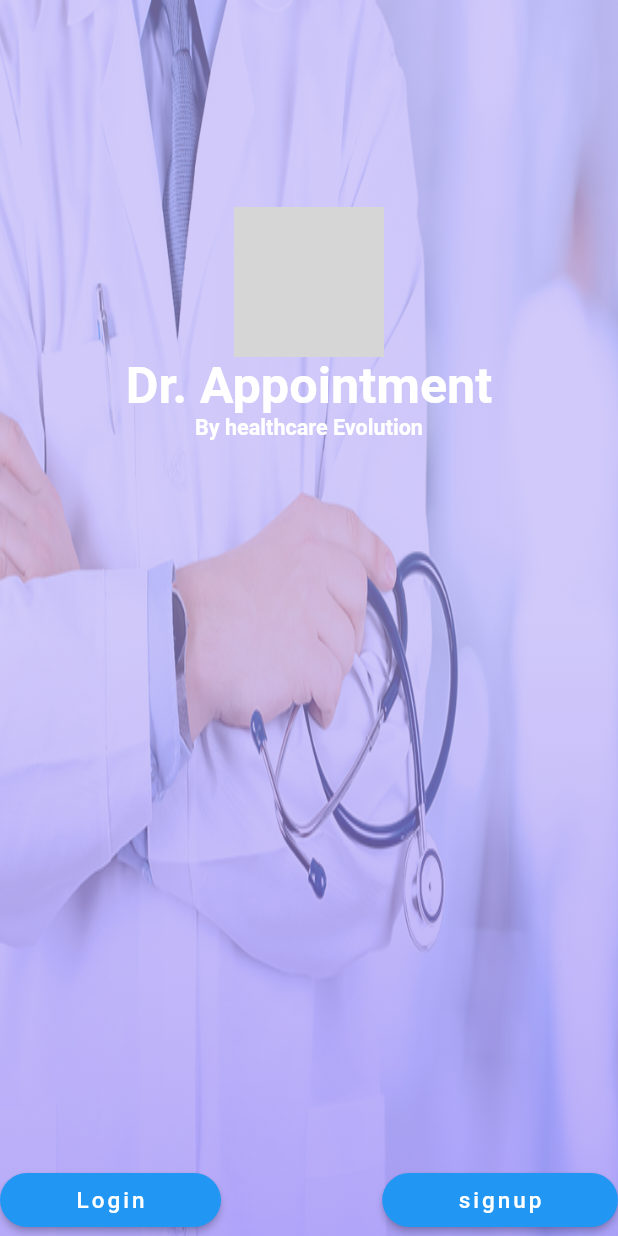
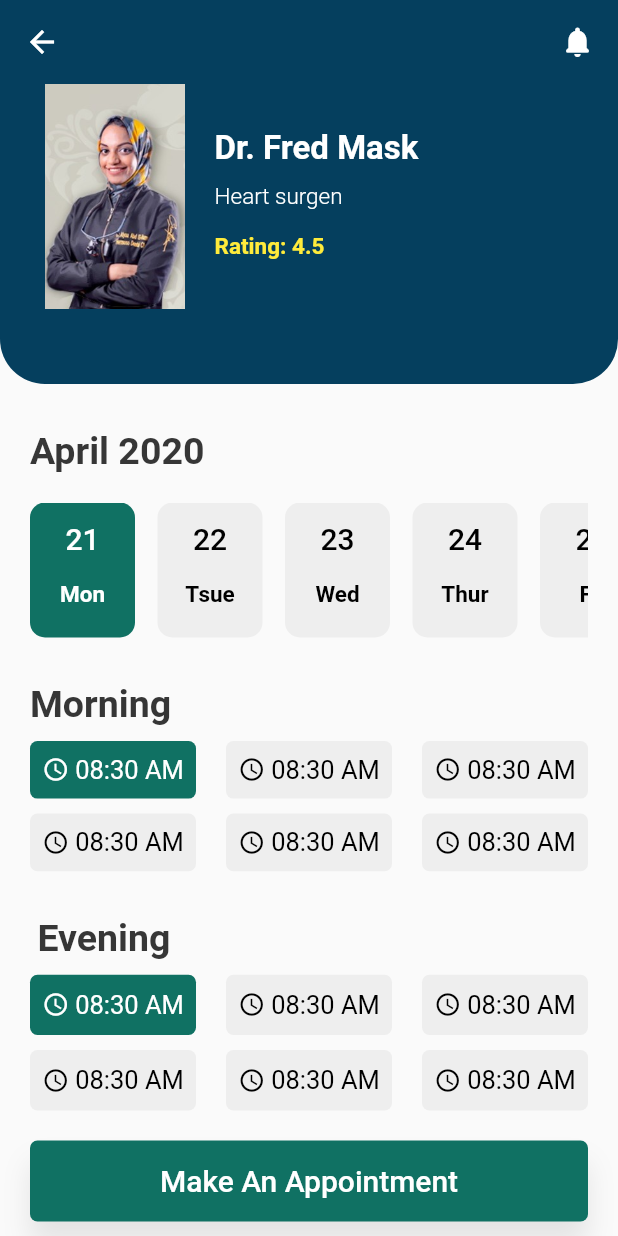
Before and after one commit to NadaMarmouch/DoctorAppointment, a Flutter app: the screen it shows after launch, on a phone screen of 412 x 824 dp. Run offline on Flutter 3.47's test engine with Material 2 defaults, Android fonts, the phone set to English and light mode, and no system bars; grey boxes are pictures that could not be loaded.

Commit message:
doctor profile

```diff
--- a/DoctorAppointment/lib/main.dart
+++ b/DoctorAppointment/lib/main.dart
@@ -5,18 +5,21 @@ import 'screens/home_page.dart';
 import 'screens/doctor_details.dart';
 import 'screens/login.dart';
 import 'screens/editprofile.dart';
+import 'screens/profile.dart';
 import 'screens/first_screen.dart';
+import 'screens/doctor_profile.dart';
 
 void main() {
   runApp(MaterialApp(
     title: 'Doctor Appointment',
     routes: {
-      '/': (context) => firstscreen(),
-      '/signup': (context) => SignupPage(),
-      '/login': (context) => LoginPage(),
-      '/home': (context) => HomePage(),
-      '/details': (context) => DoctorDetailPage(),
-      '/editprofile': (context) => EditProfileUI(),
+      // '/': (context) => firstscreen(),
+      // '/signup': (context) => SignupPage(),
+      // '/login': (context) => LoginPage(),
+      // '/home': (context) => HomePage(),
+      // '/details': (context) => DoctorDetailPage(),
+      // '/editprofile': (context) => EditProfileUI(),
+      '/': (context) => DoctorProfilePage(),
     },
   ));
 }
--- /dev/null
+++ b/DoctorAppointment/lib/screens/doctor_profile.dart
@@ -0,0 +1,235 @@
+import 'dart:ui';
+import 'package:flutter/material.dart';
+import 'package:doctor_appointment/widget/Doctor_dates.dart';
+import 'package:doctor_appointment/widget/Doctor_Timing.dart';
+import 'package:flutter/material.dart';
+import 'package:flutter/rendering.dart';
+
+class DoctorProfilePage extends StatefulWidget {
+  @override
+  State<StatefulWidget> createState() => _DoctorProfileState();
+}
+
+class _DoctorProfileState extends State<DoctorProfilePage> {
+  @override
+  Widget build(BuildContext context) {
+    return initWidget(context);
+  }
+
+  Widget initWidget(BuildContext context) {
+    return Scaffold(
+      appBar: AppBar(
+        elevation: 0.0,
+        backgroundColor: Color(0xff053F5E),
+        centerTitle: true,
+        leading: GestureDetector(
+          onTap: () {
+            Navigator.pop(context);
+          },
+          child: Icon(
+            Icons.arrow_back,
+            color: Colors.white,
+          ),
+        ),
+        actions: [
+          GestureDetector(
+            child: Container(
+              margin: EdgeInsets.only(right: 15),
+              child: Icon(
+                Icons.notifications_rounded,
+                color: Colors.white,
+              ),
+            ),
+          ),
+        ],
+      ),
+      body: SingleChildScrollView(
+        child: Column(
+          crossAxisAlignment: CrossAxisAlignment.start,
+          children: [
+            Container(
+              height: 200,
+              decoration: BoxDecoration(
+                  color: Color(0xff053F5E),
+                  borderRadius: BorderRadius.only(
+                      bottomLeft: Radius.circular(30),
+                      bottomRight: Radius.circular(30))),
+              child: Container(
+                margin: EdgeInsets.only(left: 30, bottom: 30),
+                child: Row(
+                  children: [
+                    Container(
+                      margin: EdgeInsets.only(bottom: 20),
+                      child: Image.asset(
+                        "assets/doctor.jpg",
+                      ),
+                    ),
+                    Container(
+                      margin: EdgeInsets.only(left: 20),
+                      child: Column(
+                        mainAxisAlignment: MainAxisAlignment.start,
+                        crossAxisAlignment: CrossAxisAlignment.start,
+                        children: [
+                          Container(
+                            margin: EdgeInsets.only(top: 30),
+                            child: Text(
+                              'Dr. Fred Mask',
+                              style: TextStyle(
+                                color: Colors.white,
+                                fontSize: 22,
+                                fontFamily: 'Roboto',
+                                fontWeight: FontWeight.w700,
+                              ),
+                            ),
+                          ),
+                          Container(
+                            margin: EdgeInsets.only(top: 10),
+                            child: Text(
+                              'Heart surgen',
+                              style: TextStyle(
+                                color: Colors.white,
+                                fontSize: 15,
+                                fontFamily: 'Roboto',
+                                fontWeight: FontWeight.w300,
+                              ),
+                            ),
+                          ),
+                          Container(
+                            margin: EdgeInsets.only(top: 15),
+                            child: Text(
+                              'Rating: 4.5',
+                              style: TextStyle(
+                                color: Colors.yellow,
+                                fontSize: 15,
+                                fontFamily: 'Roboto',
+                                fontWeight: FontWeight.bold,
+                              ),
+                            ),
+                          ),
+                        ],
+                      ),
+                    )
+                  ],
+                ),
+              ),
+            ),
+            Container(
+              margin: EdgeInsets.only(left: 20, top: 30),
+              child: Text(
+                'April 2020',
+                style: TextStyle(
+                  color: Color(0xff363636),
+                  fontSize: 25,
+                  fontFamily: 'Roboto',
+                  fontWeight: FontWeight.w700,
+                ),
+              ),
+            ),
+            Container(
+              margin: EdgeInsets.only(left: 20, top: 20, right: 20),
+              height: 90,
+              child: ListView(
+                scrollDirection: Axis.horizontal,
+                children: [
+                  demoDates("Mon", "21", true),
+                  demoDates("Tsue", "22", false),
+                  demoDates("Wed", "23", false),
+                  demoDates("Thur", "24", false),
+                  demoDates("Fri", "25", false),
+                  demoDates("Sat", "26", false),
+                  demoDates("Sun", "27", false),
+                  demoDates("Mon", "28", false),
+                ],
+              ),
+            ),
+            Container(
+              margin: EdgeInsets.only(left: 20, top: 30),
+              child: Text(
+                'Morning',
+                style: TextStyle(
+                  color: Color(0xff363636),
+                  fontSize: 25,
+                  fontFamily: 'Roboto',
+                  fontWeight: FontWeight.w700,
+                ),
+              ),
+            ),
+            Container(
+              margin: EdgeInsets.only(right: 20),
+              child: GridView.count(
+                shrinkWrap: true,
+                crossAxisCount: 3,
+                physics: NeverScrollableScrollPhysics(),
+                childAspectRatio: 2.7,
+                children: [
+                  doctorTimingsData("08:30 AM", true),
+                  doctorTimingsData("08:30 AM", false),
+                  doctorTimingsData("08:30 AM", false),
+                  doctorTimingsData("08:30 AM", false),
+                  doctorTimingsData("08:30 AM", false),
+                  doctorTimingsData("08:30 AM", false),
+                ],
+              ),
+            ),
+            Container(
+              margin: EdgeInsets.only(left: 25, top: 30),
+              child: Text(
+                'Evening',
+                style: TextStyle(
+                  color: Color(0xff363636),
+                  fontSize: 25,
+                  fontFamily: 'Roboto',
+                  fontWeight: FontWeight.w700,
+                ),
+              ),
+            ),
+            Container(
+              margin: EdgeInsets.only(right: 20),
+              child: GridView.count(
+                shrinkWrap: true,
+                crossAxisCount: 3,
+                physics: NeverScrollableScrollPhysics(),
+                childAspectRatio: 2.6,
+                children: [
+                  doctorTimingsData("08:30 AM", true),
+                  doctorTimingsData("08:30 AM", false),
+                  doctorTimingsData("08:30 AM", false),
+                  doctorTimingsData("08:30 AM", false),
+                  doctorTimingsData("08:30 AM", false),
+                  doctorTimingsData("08:30 AM", false),
+                ],
+              ),
+            ),
+            Container(
+              alignment: Alignment.center,
+              width: MediaQuery.of(context).size.width,
+              height: 54,
+              margin: EdgeInsets.all(20),
+              decoration: BoxDecoration(
+                color: Color(0xff107163),
+                borderRadius: BorderRadius.circular(5),
+                boxShadow: [
+                  BoxShadow(
+                    color: Color(0x17000000),
+                    offset: Offset(0, 15),
+                    blurRadius: 15,
+                    spreadRadius: 0,
+                  ),
+                ],
+              ),
+              child: Text(
+                'Make An Appointment',
+                style: TextStyle(
+                  color: Colors.white,
+                  fontSize: 20,
+                  fontFamily: 'Roboto',
+                  fontWeight: FontWeight.w500,
+                ),
+              ),
+            ),
+          ],
+        ),
+      ),
+    );
+  }
+}
--- /dev/null
+++ b/DoctorAppointment/lib/screens/profile.dart
@@ -0,0 +1,151 @@
+import 'package:flutter/material.dart';
+//import 'package:getwidget/getwidget.dart';
+import 'package:doctor_appointment/widget/category.dart';
+
+class MyApp extends StatelessWidget {
+  const MyApp({Key? key}) : super(key: key);
+
+  // This widget is the root of your application.
+  @override
+  Widget build(BuildContext context) {
+    return Scaffold(
+      body: ProfileUI(),
+    );
+  }
+}
+
+class ProfileUI extends StatefulWidget {
+  ProfileUI({Key? key}) : super(key: key);
+
+  @override
+  _ProfileUIState createState() => _ProfileUIState();
+}
+
+class _ProfileUIState extends State<ProfileUI> {
+  bool isObscurePassword = true;
+  double _rating = 3;
+  @override
+  Widget build(BuildContext context) {
+    return Scaffold(
+        drawer: Drawer(
+          child: ListView(
+            padding: EdgeInsets.zero,
+            children: [
+              const DrawerHeader(
+                decoration: BoxDecoration(
+                  color: Colors.blue,
+                ),
+                child: Text('User Name'),
+              ),
+              ListTile(
+                title: const Text('Home page'),
+                onTap: () {
+                  Navigator.pop(context);
+                  Navigator.popAndPushNamed(context, '/homepage');
+                },
+              ),
+              ListTile(
+                title: const Text('Edit Profile'),
+                onTap: () {
+                  Navigator.pushNamed(context, '/editprofile');
+                },
+              ),
+              ListTile(
+                title: const Text('Rate'),
+                onTap: () {
+                  Navigator.pop(context);
+                },
+              ),
+              ListTile(
+                title: const Text('Logout'),
+                onTap: () {
+                  Navigator.pop(context);
+                },
+              ),
+            ],
+          ),
+        ),
+        appBar: AppBar(
+          title: Text('Doctor profile'),
+        ),
+        body: Container(
+            padding: EdgeInsets.only(left: 15, top: 20, right: 15),
+            child: GestureDetector(
+              onTap: () {
+                FocusScope.of(context).unfocus();
+              },
+              child: ListView(
+                children: [
+                  Center(
+                      child: Stack(
+                    children: [
+                      Container(
+                        width: 130,
+                        height: 130,
+                        decoration: BoxDecoration(
+                            border: Border.all(width: 4, color: Colors.white),
+                            boxShadow: [
+                              BoxShadow(
+                                spreadRadius: 2,
+                                blurRadius: 10,
+                                color: Colors.black.withOpacity(0.1),
+                              )
+                            ],
+                            shape: BoxShape.circle,
+                            image: DecorationImage(
+                              fit: BoxFit.cover,
+                              image: AssetImage('assets/Profile.png'),
+                            )),
+                      ),
+                    ],
+                  )),
+                  SizedBox(height: 30),
+                  buildTextField("Full Name", "Philip George", false),
+                  buildTextField(
+                      "Email", "mariam1806559@miuegypt.edu.eg", false),
+                  buildTextField("Doctor's Specialization", "Dentist", false),
+                  buildTextField("Clinic - Address", "NasrStreet", false),
+                  buildTextField("About", "Ain Shams university", false),
+                  SizedBox(height: 30),
+                  category("img", "name", "drCount")
+                  // GFRating(
+                  //   value: _rating,
+                  //   onChanged: (value) {
+                  //     setState(() {
+                  //       //_rating = value;
+                  //     });
+                  //   },
+                  // ),
+                ],
+              ),
+            )));
+  }
+
+  Widget buildTextField(
+      String labelText, String placeholder, bool isPasswordTextField) {
+    return Padding(
+      padding: EdgeInsets.only(bottom: 30),
+      child: TextField(
+        enabled: false,
+        obscureText: isPasswordTextField ? isObscurePassword : false,
+        decoration: InputDecoration(
+            suffixIcon: isPasswordTextField
+                ? IconButton(
+                    icon: Icon(Icons.remove_red_eye, color: Colors.grey),
+                    onPressed: () {
+                      setState(() {
+                        isObscurePassword = !isObscurePassword;
+                      });
+                    },
+                  )
+                : null,
+            contentPadding: EdgeInsets.only(bottom: 5),
+            labelText: labelText,
+            floatingLabelBehavior: FloatingLabelBehavior.always,
+            hintText: placeholder,
+            hintStyle: TextStyle(
+                fontSize: 16, fontWeight: FontWeight.bold, color: Colors.grey)),
+      ),
+    );
+  }
+}
--- /dev/null
+++ b/DoctorAppointment/lib/widget/Doctor_Timing.dart
@@ -0,0 +1,74 @@
+import 'package:flutter/material.dart';
+
+class doctorTimingsData extends StatelessWidget {
+  String time;
+  bool isSelected;
+  doctorTimingsData(this.time, this.isSelected);
+  Widget build(BuildContext context) {
+    return isSelected
+        ? Container(
+            margin: EdgeInsets.only(left: 20, top: 10),
+            decoration: BoxDecoration(
+              color: Color(0xff107163),
+              borderRadius: BorderRadius.circular(5),
+            ),
+            child: Row(
+              mainAxisAlignment: MainAxisAlignment.center,
+              crossAxisAlignment: CrossAxisAlignment.center,
+              children: [
+                Container(
+                  margin: EdgeInsets.only(right: 2),
+                  child: Icon(
+                    Icons.access_time,
+                    color: Colors.white,
+                    size: 18,
+                  ),
+                ),
+                Container(
+                  margin: EdgeInsets.only(left: 2),
+                  child: Text(
+                    '08:30 AM',
+                    style: TextStyle(
+                      color: Colors.white,
+                      fontSize: 17,
+                      fontFamily: 'Roboto',
+                    ),
+                  ),
+                ),
+              ],
+            ),
+          )
+        : Container(
+            margin: EdgeInsets.only(left: 20, top: 10),
+            decoration: BoxDecoration(
+              color: Color(0xffEEEEEE),
+              borderRadius: BorderRadius.circular(5),
+            ),
+            child: Row(
+              mainAxisAlignment: MainAxisAlignment.center,
+              crossAxisAlignment: CrossAxisAlignment.center,
+              children: [
+                Container(
+                  margin: EdgeInsets.only(right: 2),
+                  child: Icon(
+                    Icons.access_time,
+                    color: Colors.black,
+                    size: 18,
+                  ),
+                ),
+                Container(
+                  margin: EdgeInsets.only(left: 2),
+                  child: Text(
+                    '08:30 AM',
+                    style: TextStyle(
+                      color: Colors.black,
+                      fontSize: 17,
+                      fontFamily: 'Roboto',
+                    ),
+                  ),
+                ),
+              ],
+            ),
+          );
+  }
+}
--- /dev/null
+++ b/DoctorAppointment/lib/widget/Doctor_dates.dart
@@ -0,0 +1,83 @@
+import 'package:flutter/material.dart';
+
+class demoDates extends StatelessWidget {
+  String day;
+  String date;
+  bool isSelected;
+  demoDates(this.date, this.day, this.isSelected);
+  Widget build(BuildContext context) {
+    return isSelected
+        ? Container(
+            width: 70,
+            margin: EdgeInsets.only(right: 15),
+            decoration: BoxDecoration(
+              color: Color(0xff107163),
+              borderRadius: BorderRadius.circular(10),
+            ),
+            child: Column(
+              mainAxisAlignment: MainAxisAlignment.center,
+              children: [
+                Container(
+                  child: Text(
+                    day,
+                    style: TextStyle(
+                      color: Colors.white,
+                      fontSize: 20,
+                      fontFamily: 'Roboto',
+                      fontWeight: FontWeight.w500,
+                    ),
+                  ),
+                ),
+                Container(
+                  margin: EdgeInsets.only(top: 10),
+                  padding: EdgeInsets.all(7),
+                  child: Text(
+                    date,
+                    style: TextStyle(
+                        color: Colors.white,
+                        fontSize: 15,
+                        fontFamily: 'Roboto',
+                        fontWeight: FontWeight.bold),
+                  ),
+                ),
+              ],
+            ),
+          )
+        : Container(
+            width: 70,
+            margin: EdgeInsets.only(right: 15),
+            decoration: BoxDecoration(
+              color: Color(0xffEEEEEE),
+              borderRadius: BorderRadius.circular(10),
+            ),
+            child: Column(
+              mainAxisAlignment: MainAxisAlignment.center,
+              children: [
+                Container(
+                  child: Text(
+                    day,
+                    style: TextStyle(
+                      color: Colors.black,
+                      fontSize: 20,
+                      fontFamily: 'Roboto',
+                      fontWeight: FontWeight.w500,
+                    ),
+                  ),
+                ),
+                Container(
+                  margin: EdgeInsets.only(top: 10),
+                  padding: EdgeInsets.all(7),
+                  child: Text(
+                    date,
+                    style: TextStyle(
+                        color: Colors.black,
+                        fontSize: 15,
+                        fontFamily: 'Roboto',
+                        fontWeight: FontWeight.bold),
+                  ),
+                ),
+              ],
+            ),
+          );
+  }
+}
```
Also changed, not shown: DoctorAppointment/lib/screens/appoiment.dart (added).
